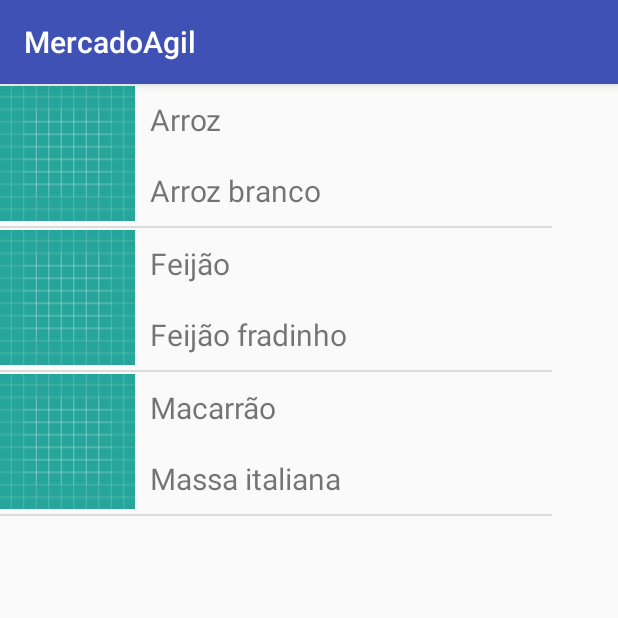
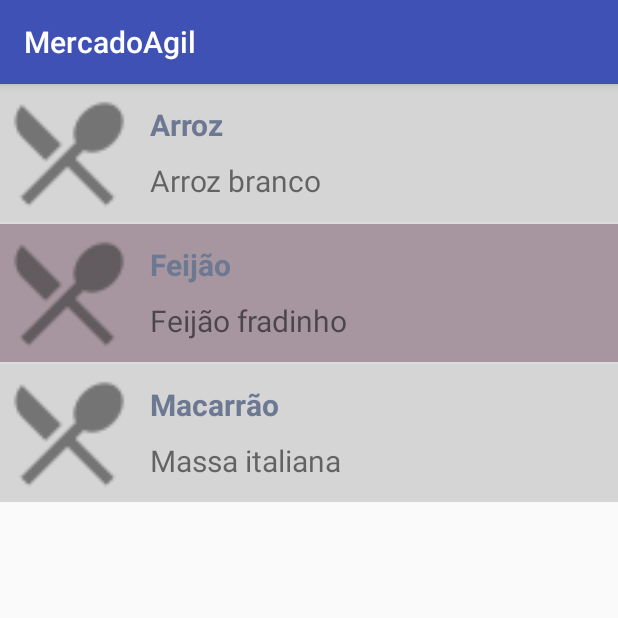
Before and after one commit to Strayf/MercadoAgil, an Android app: the ListaProdutosActivity screen opened directly, with no data from a screen before it, on a phone screen of 412 x 824 dp, the top half of it. Run offline under Robolectric (Android 15) with nearby library versions, the phone set to English and light mode, and no system bars.

Commit message:
Ajustes gerais
Versão mais recente.

```diff
--- a/app/src/main/java/com/example/android/mercadoagil/ListaProdutosActivity.java
+++ b/app/src/main/java/com/example/android/mercadoagil/ListaProdutosActivity.java
@@ -6,6 +6,7 @@ import android.widget.ListView;
 
 import com.example.android.mercadoagil.adapter.ProdutoAdapter;
 
+import java.util.ArrayList;
 import java.util.List;
 
 public class ListaProdutosActivity extends AppCompatActivity {
@@ -16,7 +17,12 @@ public class ListaProdutosActivity extends AppCompatActivity {
         super.onCreate(savedInstanceState);
         setContentView(R.layout.activity_lista_produtos);
         ListView listView = (ListView) findViewById(R.id.ListaProdutos);
-        Produtos = Produto.getProdutos() ;
+
+        List<Produto> Produtos = new ArrayList<Produto>();
+
+        Produtos.add(new Produto("Arroz","Arroz branco",2)) ;
+        Produtos.add(new Produto("Feijão","Feijão fradinho",2)) ;
+        Produtos.add(new Produto("Macarrão","Massa italiana",2)) ;
 
         listView.setAdapter(new ProdutoAdapter(this, Produtos));
     }
--- a/app/src/main/java/com/example/android/mercadoagil/Produto.java
+++ b/app/src/main/java/com/example/android/mercadoagil/Produto.java
@@ -18,16 +18,6 @@ public class Produto {
         this.Descricao = Descricao;
         this.Preco = Preco;
     }
-    public static List<Produto> getProdutos(){
-
-        List<Produto> Produtos = new ArrayList<Produto>();
-
-        Produtos.add(new Produto("Arroz","Arroz branco",2)) ;
-        Produtos.add(new Produto("Feijão","Feijão fradinho",2)) ;
-        Produtos.add(new Produto("Macarrão","Massa italiana",2)) ;
-
-        return Produtos ;
-    }
 
     public String getNome() {
         return this.Nome;
--- a/app/src/main/java/com/example/android/mercadoagil/adapter/ProdutoAdapter.java
+++ b/app/src/main/java/com/example/android/mercadoagil/adapter/ProdutoAdapter.java
@@ -43,6 +43,10 @@ public class ProdutoAdapter extends BaseAdapter {
 
         View view = LayoutInflater.from(context).inflate(R.layout.layout_produto,parent , false);
 
+        if (position%2 == 1) {
+            view.setBackgroundColor(0xFFA7969F);
+        }
+
         TextView titulo = (TextView) view.findViewById(R.id.nomep_layout);
         TextView descricao = (TextView) view.findViewById(R.id.valorp_layout);
         ImageView img = (ImageView) view.findViewById(R.id.img_layout);
@@ -50,7 +54,7 @@ public class ProdutoAdapter extends BaseAdapter {
         Produto a = produtos.get(position);
         titulo.setText(a.getNome());
         descricao.setText(a.getDescricao());
-        img.setImageResource(R.drawable.ic_launcher_background);
+        img.setImageResource(R.drawable.ic_cutlery);
 
         return view;
     }
--- a/app/src/main/res/layout/activity_lista_produtos.xml
+++ b/app/src/main/res/layout/activity_lista_produtos.xml
@@ -7,8 +7,8 @@
     tools:context=".ListaProdutosActivity">
     <LinearLayout
         android:id="@+id/LayoutP"
-        android:layout_width="368dp"
-        android:layout_height="495dp"
+        android:layout_width="match_parent"
+        android:layout_height="wrap_content"
         android:orientation="vertical"
       >
 
--- a/app/src/main/res/layout/activity_login.xml
+++ b/app/src/main/res/layout/activity_login.xml
@@ -12,7 +12,6 @@
         android:orientation="vertical"
         android:background="#D5D5D5"
         android:padding="10dp">
-
 
         <TextView
             android:id="@+id/headerTextView"
@@ -51,6 +50,8 @@
         <Button
             android:id="@+id/buttonLogin"
             android:layout_width="match_parent"
+            android:layout_marginTop="50dp"
+            android:layout_marginBottom="10dp"
             android:background="#6D7993"
             android:textColor="#FFFFFF"
             android:layout_height="wrap_content"
@@ -58,7 +59,6 @@
 
         <Button
             android:id="@+id/buttonCadastro"
-            android:layout_marginTop="10dp"
             android:layout_width="match_parent"
             android:layout_height="wrap_content"
             android:background="#6D7993"
--- a/app/src/main/res/layout/layout_produto.xml
+++ b/app/src/main/res/layout/layout_produto.xml
@@ -1,7 +1,9 @@
 <?xml version="1.0" encoding="utf-8"?>
 <LinearLayout xmlns:android="http://schemas.android.com/apk/res/android"
     android:layout_width="match_parent"
-    android:layout_height="match_parent"
+    android:layout_height="wrap_content"
+    android:background="#D5D5D5"
+    android:gravity="center_vertical"
     android:orientation="horizontal">
 
     <ImageView
@@ -13,25 +15,25 @@
     <LinearLayout
         android:layout_width="match_parent"
         android:layout_height="wrap_content"
+        android:padding="10dp"
         android:orientation="vertical">
 
         <TextView
             android:id="@+id/nomep_layout"
-            android:padding="10dp"
             android:textSize="20dp"
             android:layout_width="wrap_content"
             android:layout_height="wrap_content"
-            android:layout_weight="1"
-            android:text="Nome_Produto" />
+            android:layout_marginBottom="10dp"
+            android:textColor="#6D7993"
+            android:textStyle="bold"
+            android:text="Nome Produto" />
 
         <TextView
             android:id="@+id/valorp_layout"
-            android:padding="10dp"
             android:textSize="20dp"
             android:layout_width="wrap_content"
             android:layout_height="wrap_content"
-            android:layout_weight="2"
-            android:text="Valor:" />
+            android:text="Valor" />
 
     </LinearLayout>
 </LinearLayout>
```
Also changed, not shown: app/src/main/res/drawable-hdpi/ic_cutlery.png (added), app/src/main/res/drawable-mdpi/ic_cutlery.png (added), app/src/main/res/drawable-xhdpi/ic_cutlery.png (added), app/src/main/res/drawable-xxhdpi/ic_cutlery.png (added).
